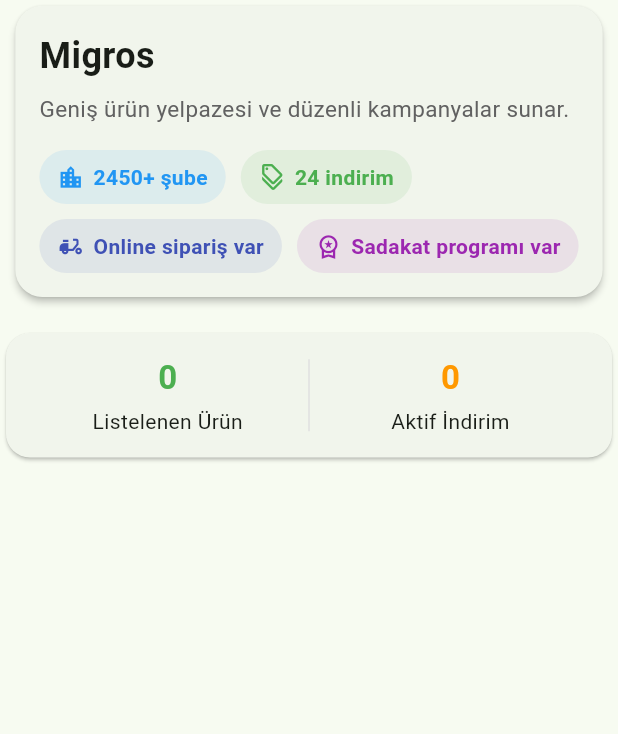
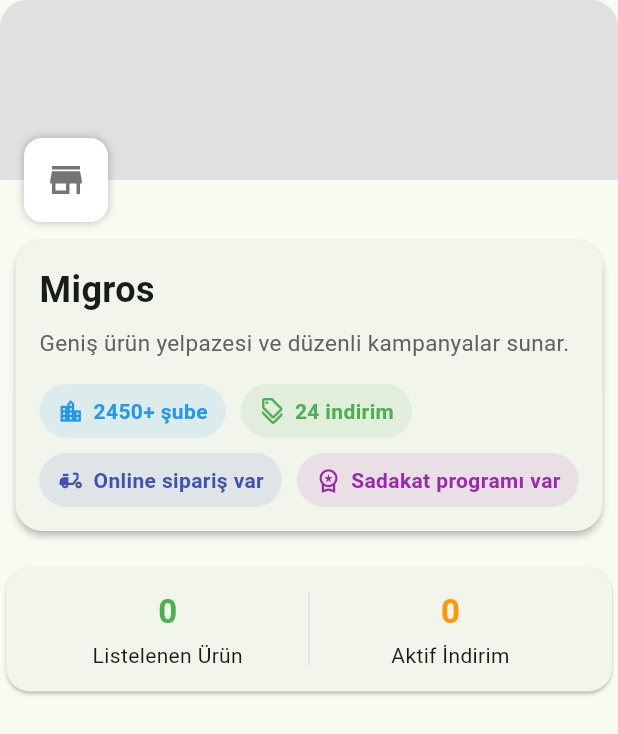
Before and after one commit to hokaradag/fiyatcep, a Flutter app: the MarketDetailHeaderWidget widget shown alone on an empty page, opened directly with sample values from the repository, on a phone screen of 412 x 824 dp. Shown: the top 734 px of the screen. Run offline on Flutter 3.47's test engine with Material 3 defaults, Android fonts, the phone set to English and light mode, and no system bars; our stand-ins replace dio, fl_chart, flutter_riverpod, freezed_annotation, shared_preferences; accounts and stored records are empty; network calls fail.

Commit message:
feat(03-03): add brand banner and logo block to MarketDetailHeaderWidget
- Import market_brand_config.dart for marketBrands lookup
- Add 120px brand-colored banner at top of header using market.id key
- Add 56x56 white logo container overlapping banner bottom edge (bottom: -28)
- Unknown markets fall back to grey banner + grey Icons.store
- SizedBox(height: 36) after banner for logo overlap clearance
- Existing Market Info Card and Statistics Card preserved unchanged

```diff
--- a/lib/features/markets/widgets/market_detail_header_widget.dart
+++ b/lib/features/markets/widgets/market_detail_header_widget.dart
@@ -1,5 +1,6 @@
 import 'package:flutter/material.dart';
 
+import '../data/market_brand_config.dart';
 import '../models/market_item.dart';
 
 class MarketDetailHeaderWidget extends StatelessWidget {
@@ -43,6 +44,65 @@
   Widget build(BuildContext context) {
     return Column(
       children: [
+        // Brand banner + logo block
+        Builder(builder: (context) {
+          final brand = marketBrands[market.id];
+          return Stack(
+            clipBehavior: Clip.none,
+            children: [
+              // Banner: solid brand color (or banner image if available)
+              Container(
+                height: 120,
+                width: double.infinity,
+                decoration: BoxDecoration(
+                  color: brand?.primaryColor ?? Colors.grey.shade300,
+                  borderRadius: const BorderRadius.only(
+                    topLeft: Radius.circular(18),
+                    topRight: Radius.circular(18),
+                  ),
+                ),
+                child: brand?.bannerAsset != null
+                    ? ClipRRect(
+                        borderRadius: const BorderRadius.only(
+                          topLeft: Radius.circular(18),
+                          topRight: Radius.circular(18),
+                        ),
+                        child: Image.asset(brand!.bannerAsset!, fit: BoxFit.cover,
+                            width: double.infinity, height: 120),
+                      )
+                    : null,
+              ),
+              // Logo: white container overlapping bottom edge of banner
+              Positioned(
+                bottom: -28,
+                left: 16,
+                child: Container(
+                  width: 56,
+                  height: 56,
+                  decoration: BoxDecoration(
+                    color: Colors.white,
+                    borderRadius: BorderRadius.circular(12),
+                    boxShadow: const [
+                      BoxShadow(blurRadius: 4, color: Colors.black26),
+                    ],
+                  ),
+                  child: brand?.logoAsset != null
+                      ? ClipRRect(
+                          borderRadius: BorderRadius.circular(12),
+                          child: Image.asset(brand!.logoAsset!, fit: BoxFit.contain),
+                        )
+                      : Icon(
+                          Icons.store,
+                          color: brand?.primaryColor ?? Colors.grey.shade600,
+                          size: 28,
+                        ),
+                ),
+              ),
+            ],
+          );
+        }),
+        const SizedBox(height: 36), // 28px overlap + 8px gap
+
         // Market Info Card
         Card(
           elevation: 2,
```
